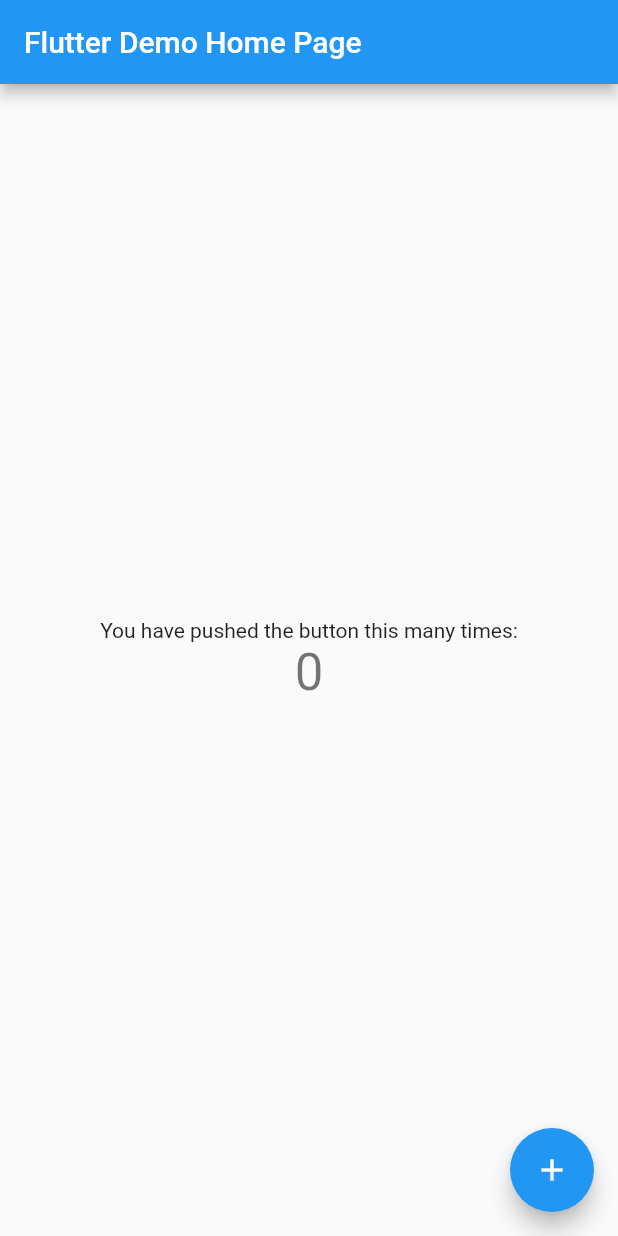
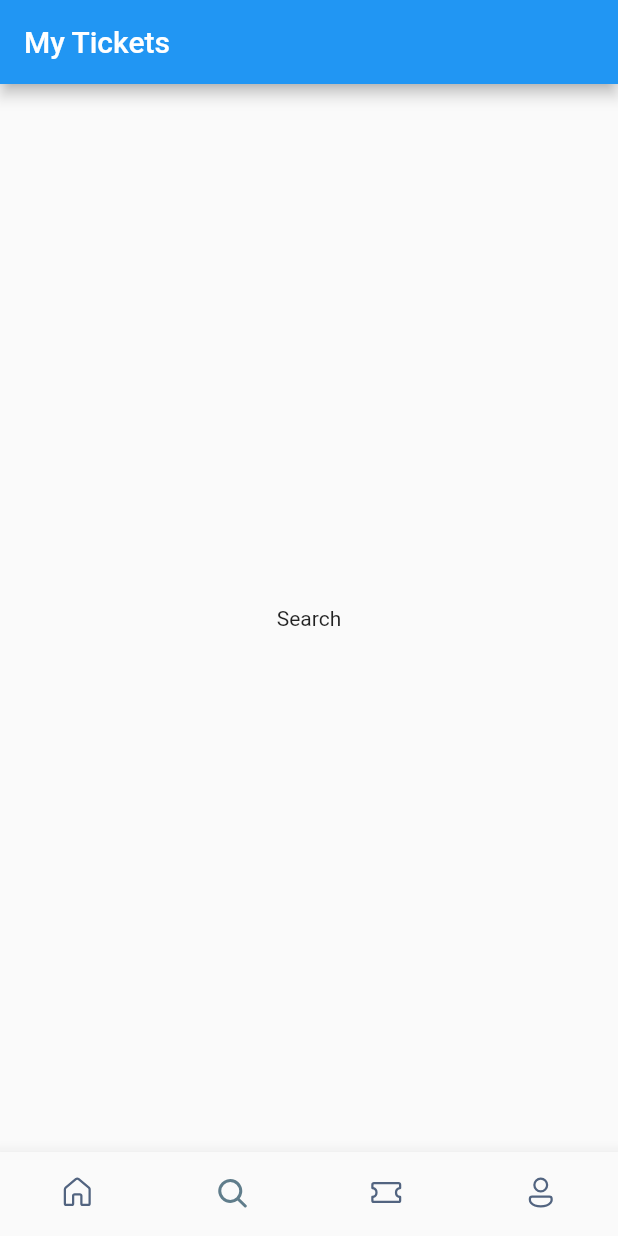
Before and after one commit to TrojanGoose/Flutter-Journey, a Flutter app: the screen it shows after launch, on a phone screen of 412 x 824 dp. Run offline on Flutter 3.47's test engine with Material 2 defaults, Android fonts, the phone set to English and light mode, and no system bars; our stand-ins replace fluentui_icons.

Commit message:
first dynamic app

```diff
--- a/lib/main.dart
+++ b/lib/main.dart
@@ -1,3 +1,4 @@
+import 'package:bookticket/screens/bottom_bar.dart';
 import 'package:flutter/material.dart';
 
 void main() {
@@ -13,103 +14,9 @@ class MyApp extends StatelessWidget {
     return MaterialApp(
       title: 'Flutter Demo',
       theme: ThemeData(
-        // This is the theme of your application.
-        //
-        // Try running your application with "flutter run". You'll see the
-        // application has a blue toolbar. Then, without quitting the app, try
-        // changing the primarySwatch below to Colors.green and then invoke
-        // "hot reload" (press "r" in the console where you ran "flutter run",
-        // or simply save your changes to "hot reload" in a Flutter IDE).
-        // Notice that the counter didn't reset back to zero; the application
-        // is not restarted.
         primarySwatch: Colors.blue,
       ),
-      home: const MyHomePage(title: 'Flutter Demo Home Page'),
+      home: const BottomBar(),
     );
   }
 }
-
-class MyHomePage extends StatefulWidget {
-  const MyHomePage({super.key, required this.title});
-
-  // This widget is the home page of your application. It is stateful, meaning
-  // that it has a State object (defined below) that contains fields that affect
-  // how it looks.
-
-  // This class is the configuration for the state. It holds the values (in this
-  // case the title) provided by the parent (in this case the App widget) and
-  // used by the build method of the State. Fields in a Widget subclass are
-  // always marked "final".
-
-  final String title;
-
-  @override
-  State<MyHomePage> createState() => _MyHomePageState();
-}
-
-class _MyHomePageState extends State<MyHomePage> {
-  int _counter = 0;
-
-  void _incrementCounter() {
-    setState(() {
-      // This call to setState tells the Flutter framework that something has
-      // changed in this State, which causes it to rerun the build method below
-      // so that the display can reflect the updated values. If we changed
-      // _counter without calling setState(), then the build method would not be
-      // called again, and so nothing would appear to happen.
-      _counter++;
-    });
-  }
-
-  @override
-  Widget build(BuildContext context) {
-    // This method is rerun every time setState is called, for instance as done
-    // by the _incrementCounter method above.
-    //
-    // The Flutter framework has been optimized to make rerunning build methods
-    // fast, so that you can just rebuild anything that needs updating rather
-    // than having to individually change instances of widgets.
-    return Scaffold(
-      appBar: AppBar(
-        // Here we take the value from the MyHomePage object that was created by
-        // the App.build method, and use it to set our appbar title.
-        title: Text(widget.title),
-      ),
-      body: Center(
-        // Center is a layout widget. It takes a single child and positions it
-        // in the middle of the parent.
-        child: Column(
-          // Column is also a layout widget. It takes a list of children and
-          // arranges them vertically. By default, it sizes itself to fit its
-          // children horizontally, and tries to be as tall as its parent.
-          //
-          // Invoke "debug painting" (press "p" in the console, choose the
-          // "Toggle Debug Paint" action from the Flutter Inspector in Android
-          // Studio, or the "Toggle Debug Paint" command in Visual Studio Code)
-          // to see the wireframe for each widget.
-          //
-          // Column has various properties to control how it sizes itself and
-          // how it positions its children. Here we use mainAxisAlignment to
-          // center the children vertically; the main axis here is the vertical
-          // axis because Columns are vertical (the cross axis would be
-          // horizontal).
-          mainAxisAlignment: MainAxisAlignment.center,
-          children: <Widget>[
-            const Text(
-              'You have pushed the button this many times:',
-            ),
-            Text(
-              '$_counter',
-              style: Theme.of(context).textTheme.headlineMedium,
-            ),
-          ],
-        ),
-      ),
-      floatingActionButton: FloatingActionButton(
-        onPressed: _incrementCounter,
-        tooltip: 'Increment',
-        child: const Icon(Icons.add),
-      ), // This trailing comma makes auto-formatting nicer for build methods.
-    );
-  }
-}
--- /dev/null
+++ b/lib/screens/bottom_bar.dart
@@ -0,0 +1,65 @@
+import 'package:fluentui_icons/fluentui_icons.dart';
+import 'package:flutter/material.dart';
+
+class BottomBar extends StatefulWidget {
+  const BottomBar({super.key});
+
+  @override
+  State<BottomBar> createState() => _BottomBarState();
+}
+
+class _BottomBarState extends State<BottomBar> {
+  int _selectedIndex = 1;
+  static final List<Widget> _widgetOptions = <Widget>[
+    const Text('Home'),
+    const Text('Search'),
+    const Text('Ticket'),
+    const Text('Profile')
+  ];
+
+  void _onItemTapped(int index) {
+    setState(() {
+      _selectedIndex = index;
+    });
+  }
+
+  @override
+  Widget build(BuildContext context) {
+    return Scaffold(
+      appBar: AppBar(
+        title: const Text('My Tickets'),
+      ),
+      body: Center(
+        child: _widgetOptions[_selectedIndex],
+      ),
+      bottomNavigationBar: BottomNavigationBar(
+        currentIndex: _selectedIndex,
+        onTap: _onItemTapped,
+        elevation: 10,
+        showSelectedLabels: false,
+        showUnselectedLabels: false,
+        selectedItemColor: Colors.blueGrey,
+        type: BottomNavigationBarType.fixed,
+        unselectedItemColor: const Color(0xFF526480),
+        items: const [
+          BottomNavigationBarItem(
+              icon: Icon(FluentSystemIcons.ic_fluent_home_regular),
+              activeIcon: Icon(FluentSystemIcons.ic_fluent_home_filled),
+              label: 'Home'),
+          BottomNavigationBarItem(
+              icon: Icon(FluentSystemIcons.ic_fluent_search_regular),
+              activeIcon: Icon(FluentSystemIcons.ic_fluent_search_filled),
+              label: 'Search'),
+          BottomNavigationBarItem(
+              icon: Icon(FluentSystemIcons.ic_fluent_ticket_regular),
+              activeIcon: Icon(FluentSystemIcons.ic_fluent_ticket_filled),
+              label: 'Ticket'),
+          BottomNavigationBarItem(
+              icon: Icon(FluentSystemIcons.ic_fluent_person_regular),
+              activeIcon: Icon(FluentSystemIcons.ic_fluent_person_filled),
+              label: 'Proile')
+        ],
+      ),
+    );
+  }
+}
--- a/pubspec.yaml
+++ b/pubspec.yaml
@@ -35,6 +35,7 @@ dependencies:
   # The following adds the Cupertino Icons font to your application.
   # Use with the CupertinoIcons class for iOS style icons.
   cupertino_icons: ^1.0.2
+  fluentui_icons: ^1.0.0
 
 dev_dependencies:
   flutter_test:
```
Also changed, not shown: pubspec.lock.
